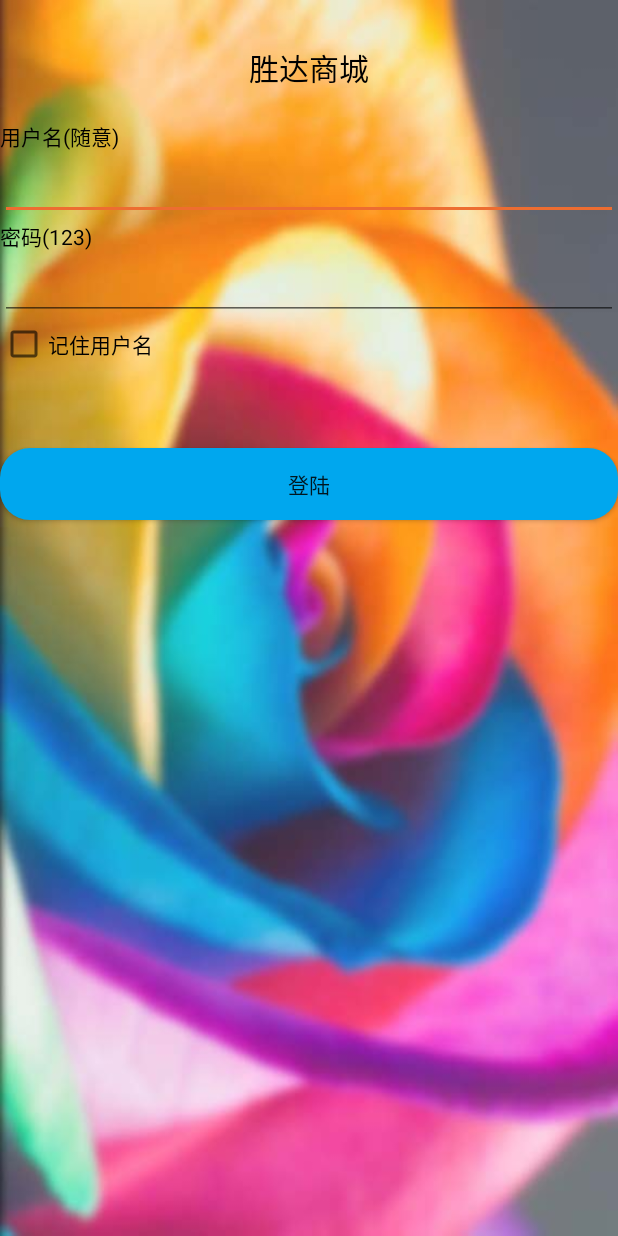
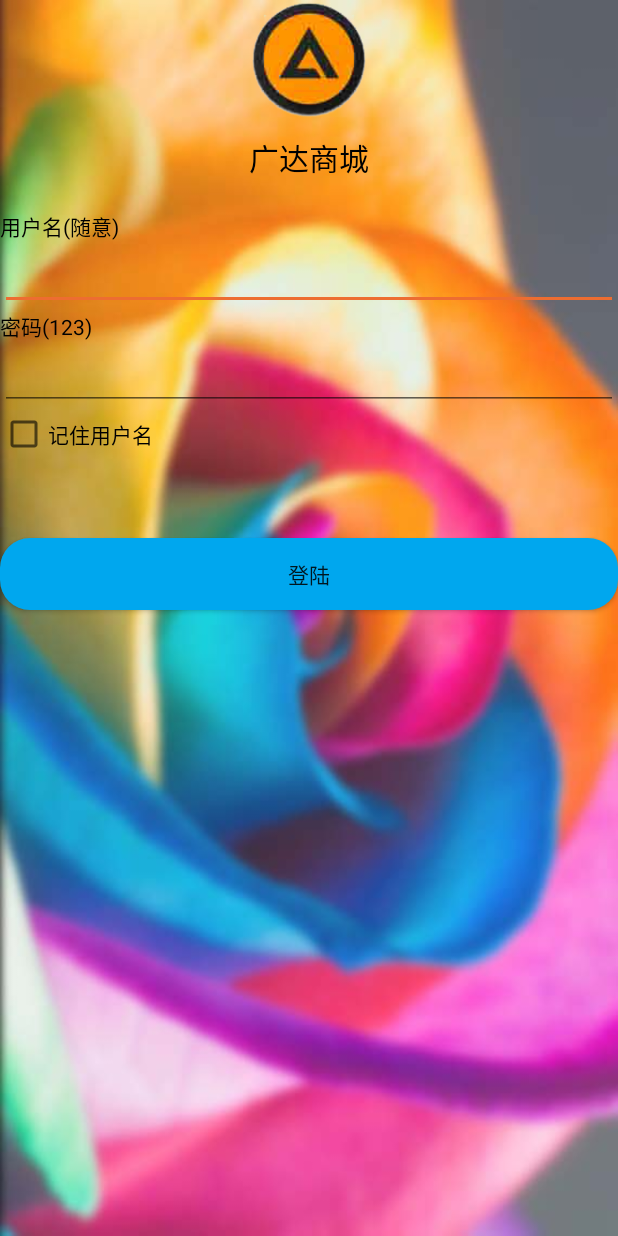
Before and after one commit to SantaJiang/Courseexercise, an Android app: the screen it shows after launch (LoginActivity), on a phone screen of 412 x 824 dp. Run offline under Robolectric (Android 15) with nearby library versions, the phone set to English and light mode, and no system bars; our stand-ins replace CircleImageView.

Commit message:
首页提交Logo 项目客户端结束，V1.0

```diff
--- a/app/src/main/res/layout/activity_login.xml
+++ b/app/src/main/res/layout/activity_login.xml
@@ -15,8 +15,15 @@
     <RelativeLayout
         android:layout_width="match_parent"
         android:layout_height="wrap_content">
+        <ImageView
+            android:id="@+id/Logo"
+            android:layout_width="80dp"
+            android:layout_height="80dp"
+            android:layout_centerHorizontal="true"
+            android:src="@drawable/guangda"/>
         <TextView
-            android:layout_marginTop="30dp"
+            android:layout_below="@+id/Logo"
+            android:layout_marginTop="10dp"
             android:layout_width="wrap_content"
             android:layout_height="wrap_content"
             android:text="@string/main_page_banner"
@@ -35,7 +42,7 @@
         android:layout_width="match_parent"
         android:layout_height="wrap_content"
         android:id="@+id/Uname"
-        android:textColor="@color/colorGery"/>
+        android:textColor="@color/white"/>
     <TextView
         android:layout_width="match_parent"
         android:layout_height="wrap_content"
@@ -45,7 +52,7 @@
         android:layout_width="match_parent"
         android:layout_height="wrap_content"
         android:id="@+id/Upwd"
-        android:textColor="@color/colorGery"/>
+        android:textColor="@color/white"/>
     <CheckBox
         android:layout_width="wrap_content"
         android:layout_height="wrap_content"
--- a/app/src/main/res/values/strings.xml
+++ b/app/src/main/res/values/strings.xml
@@ -11,7 +11,7 @@
     <string name="home">"首页"</string>
     <string name="shopping_line">"购物车"</string>
     <string name="me">"我"</string>
-    <string name="default_username">"胜达商城"</string>
+    <string name="default_username">"广达商城"</string>
     <string name="orders">"全部订单"</string>
     <string name="details">"查看详情 >"</string>
     <string name="product_name">商品名称</string>
@@ -24,5 +24,5 @@
     <string name="user_pwd">密码(123)</string>
     <string name="btn_login">登陆</string>
     <string name="progressdialog_logging">正在登陆···</string>
-    <string name="main_page_banner">胜达商城</string>
+    <string name="main_page_banner">广达商城</string>
 </resources>
```
Also changed, not shown: app/src/main/res/drawable/guangda.png (added).
